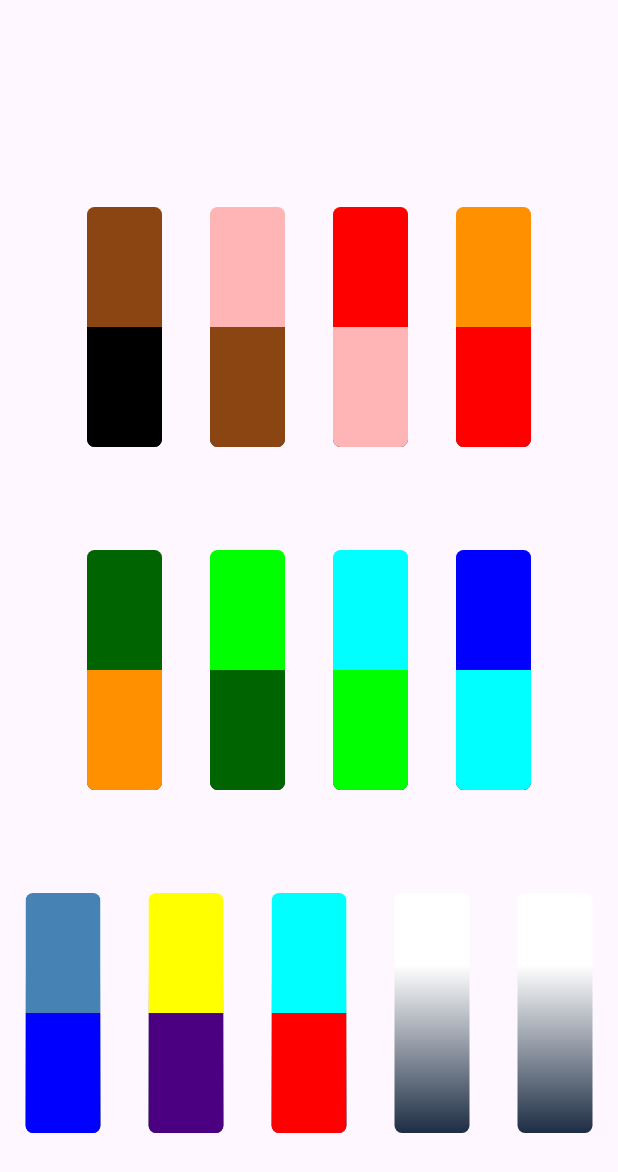
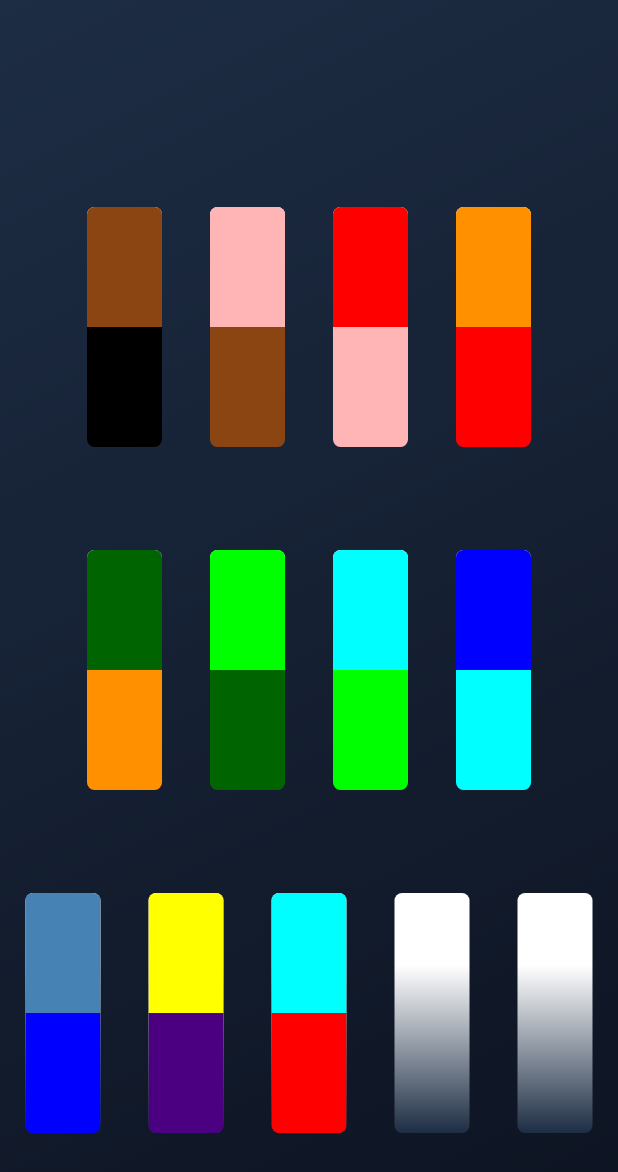
Before and after one commit to FlorianPruemer/brick_sort_puzzle, a Flutter app: the screen it shows after launch, on a phone screen of 412 x 824 dp. Shown: the top 1172 px of the screen. Run offline on Flutter 3.47's test engine with Material 3 defaults, Android fonts, the phone set to English and light mode, and no system bars.

Commit message:
Added second part of game logic

```diff
--- a/lib/screens/game.dart
+++ b/lib/screens/game.dart
@@ -13,7 +13,15 @@ class Game extends StatefulWidget {
 class _GameState extends State<Game> {
   @override
   Widget build(BuildContext context) {
-    return ChangeNotifierProvider(
+    return Container(
+      decoration: const BoxDecoration(
+        gradient: LinearGradient(
+          begin: Alignment.topLeft,
+          end: Alignment.bottomRight,
+          colors: [Color(0xff1d2d44), Color(0xff0d1321)],
+        ),
+      ),
+      child: ChangeNotifierProvider(
         create: (BuildContext context) => GameProvider(),
         child: Consumer<GameProvider>(builder: (context, provider, child) {
           List<BrickStackWidget> brickStackWidgets =
@@ -23,6 +31,7 @@ class _GameState extends State<Game> {
             children: [...getGameElements(brickStackWidgets)],
           );
         }),
+      ),
     );
   }
 
--- a/lib/widgets/brick_stack_widget.dart
+++ b/lib/widgets/brick_stack_widget.dart
@@ -1,14 +1,28 @@
+import 'package:brick_sort_puzzle/providers/game_provider.dart';
 import 'package:brick_sort_puzzle/widgets/brick_widget.dart';
 import 'package:flutter/material.dart';
+import 'package:provider/provider.dart';
 
 class BrickStackWidget extends StatelessWidget {
-  const BrickStackWidget({super.key, required this.bricks});
+  const BrickStackWidget(
+      {super.key,
+      required this.bricks,
+      required this.index,
+      required this.onTap});
   final List<BrickWidget> bricks;
+  final int index;
+  final Function onTap;
 
   @override
   Widget build(BuildContext context) {
-    return Padding(
+    return GestureDetector(
+      onTap: () => onTap(),
+      child: Padding(
         padding: const EdgeInsets.symmetric(horizontal: 16),
+        child: Consumer<GameProvider>(builder: (context, provider, child) {
+          return AnimatedSlide(
+            offset: Offset(0, provider.stackIndex == index ? -0.1 : 0),
+            duration: const Duration(milliseconds: 50),
             child: Container(
               clipBehavior: Clip.antiAlias,
               decoration: const BoxDecoration(
@@ -22,8 +36,11 @@ class BrickStackWidget extends StatelessWidget {
               ),
               height: 160,
               width: 50,
-        child:
-            Column(verticalDirection: VerticalDirection.up, children: bricks),
+              child: Column(
+                  verticalDirection: VerticalDirection.up, children: bricks),
+            ),
+          );
+        }),
       ),
     );
   }
```
Also changed, not shown: lib/providers/game_provider.dart (+45 -0 lines). Lines whose indentation alone changed are shown as unchanged.
